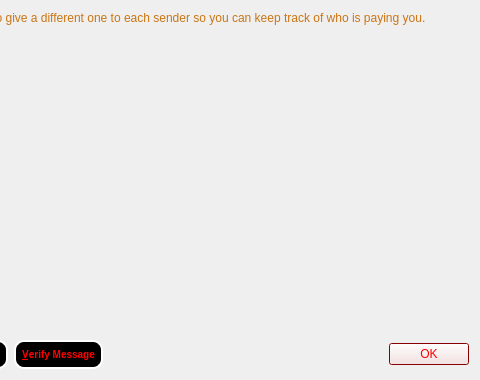
Qt form src/qt/forms/addressbookpage.ui (scificryptocoin/Darsek) before a commit; both pictures show x 408 to 888 and y 0 to 380 of the 888 by 380 pixel window.
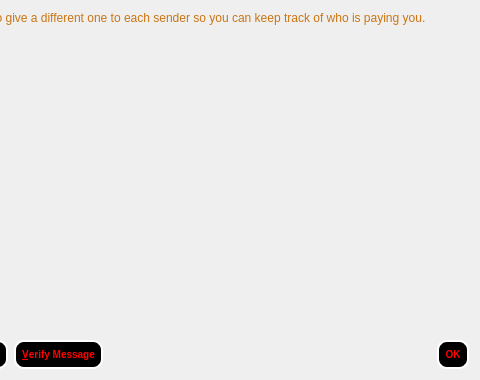
The same form after that commit. Icons and pictures are not drawn.

Patch:
```diff
--- a/src/qt/forms/addressbookpage.ui
+++ b/src/qt/forms/addressbookpage.ui
@@ -119,9 +119,9 @@
      <colorrole role="Highlight">
       <brush brushstyle="SolidPattern">
        <color alpha="255">
-        <red>195</red>
-        <green>195</green>
-        <blue>195</blue>
+        <red>255</red>
+        <green>255</green>
+        <blue>255</blue>
        </color>
       </brush>
      </colorrole>
@@ -1916,9 +1916,9 @@
           <colorrole role="Highlight">
            <brush brushstyle="SolidPattern">
             <color alpha="255">
-             <red>170</red>
-             <green>0</green>
-             <blue>0</blue>
+             <red>255</red>
+             <green>255</green>
+             <blue>255</blue>
             </color>
            </brush>
           </colorrole>
@@ -2026,9 +2026,9 @@
           <colorrole role="Highlight">
            <brush brushstyle="SolidPattern">
             <color alpha="255">
-             <red>170</red>
-             <green>0</green>
-             <blue>0</blue>
+             <red>255</red>
+             <green>255</green>
+             <blue>255</blue>
             </color>
            </brush>
           </colorrole>
@@ -2136,9 +2136,9 @@
           <colorrole role="Highlight">
            <brush brushstyle="SolidPattern">
             <color alpha="255">
-             <red>195</red>
-             <green>195</green>
-             <blue>195</blue>
+             <red>255</red>
+             <green>255</green>
+             <blue>255</blue>
             </color>
            </brush>
           </colorrole>
@@ -2158,7 +2158,7 @@
         <bool>false</bool>
        </property>
        <property name="styleSheet">
-        <string notr="true">color:rgb(255, 255, 255)QPushButton { background : #000000 ;border-radius:10px; border-color: white; color: red;  border-style: solid; border-width: 2px;font: bold 10px;min-width: 5em; padding: 6px;}</string>
+        <string notr="true">QPushButton { background : #000000 ;border-radius:10px; border-color: white; color: red;  border-style: solid; border-width: 2px;font: bold 10px;min-width: 5em; padding: 6px;}</string>
        </property>
        <property name="standardButtons">
         <set>QDialogButtonBox::Ok</set>
```
Left out of the diff: 183 changed lines with no effect on the pictures.
